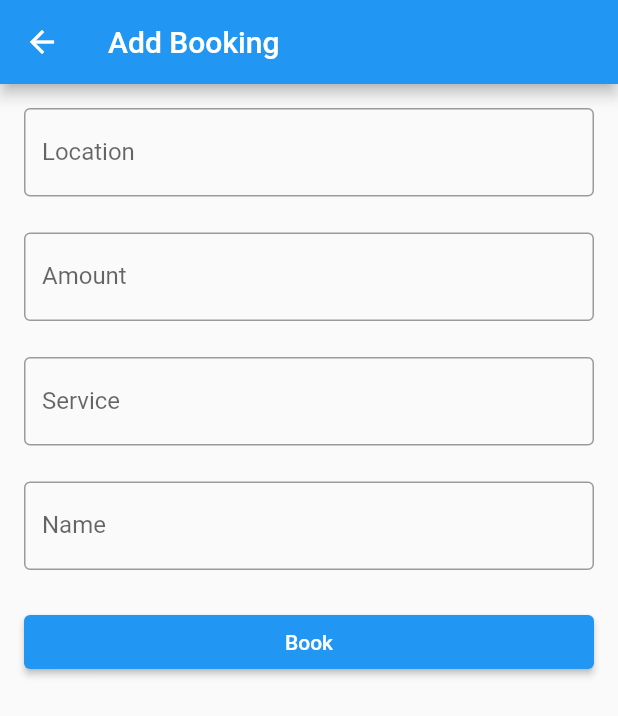
After one commit to Arthur-Ochieng/KleanKlubKleaners, a Flutter app: the TestWrite screen opened directly, on a phone screen of 412 x 824 dp. The commit adds this screen. Shown: the top 716 px of the screen. Run offline on Flutter 3.47's test engine with Material 2 defaults, Android fonts, the phone set to English and light mode, and no system bars; our stand-ins replace cloud_firestore, firebase_auth, firebase_core, flutter_map, fluttertoast, google_maps_flutter and 1 more; accounts and stored records are empty; Roboto replaces fonts that are missing (ubuntu).

Commit message:
added part of the firebase backend

```diff
--- a/lib/main.dart
+++ b/lib/main.dart
@@ -4,6 +4,9 @@ import 'package:kkservices/screens/calendar.dart';
 import 'package:kkservices/screens/fragments/maps.dart';
 import 'package:kkservices/screens/fragments/marker.dart';
 import 'package:kkservices/screens/home_page.dart';
+import 'package:kkservices/screens/login_screen.dart';
+import 'package:kkservices/tests/test1.dart';
+import 'package:kkservices/widgets/DatePicker.dart';
 import 'package:kkservices/widgets/TimePicker.dart';
 import 'package:kkservices/widgets/date_time_picker.dart';
 
@@ -28,7 +31,7 @@ class MyApp extends StatelessWidget {
         fontFamily: 'ubuntu',
       ),
       debugShowCheckedModeBanner: false,
-      home: TimePicker(),
+      home: DateTimePicker(),
     );
   }
 }
--- a/lib/screens/calendar.dart
+++ b/lib/screens/calendar.dart
@@ -57,7 +57,7 @@ class _PickerWidgetState extends State<PickerWidget> {
           child: Column(
             mainAxisAlignment: MainAxisAlignment.center,
             children: [
-              DatePicker(),
+             // DatePicker(),
               SizedBox(height: 24,),
               TimePicker(),
               SizedBox(height: 24,),
--- a/lib/screens/registration_screen.dart
+++ b/lib/screens/registration_screen.dart
@@ -310,6 +310,6 @@ class _RegistrationScreenState extends State<RegistrationScreen> {
     Fluttertoast.showToast(msg: "Account Created Succefully :) ");
 
     Navigator.pushAndRemoveUntil((context),
-        MaterialPageRoute(builder: (context) => MainPage()), (route) => false);
+        MaterialPageRoute(builder: (context) => LoginScreen()), (route) => false);
   }
 }
--- /dev/null
+++ b/lib/tests/test1.dart
@@ -0,0 +1,100 @@
+import 'package:firebase_auth/firebase_auth.dart';
+import 'package:flutter/material.dart';
+import 'package:intl/intl.dart';
+import 'package:cloud_firestore/cloud_firestore.dart';
+
+class TestWrite extends StatefulWidget {
+  const TestWrite({Key? key}) : super(key: key);
+
+  @override
+  State<TestWrite> createState() => _TestWriteState();
+}
+
+class _TestWriteState extends State<TestWrite> {
+  // FirebaseFirestore firestore = FirebaseFirestore.instance;
+  // FirebaseAuth auth = FirebaseAuth.instance;
+  // User? user = FirebaseAuth.instance.currentUser;
+
+  // CollectionReference tests = FirebaseFirestore.instance.collection('test');
+  // Future<void> addBooking(var test) {
+  //   //calls the collection to add a new booking
+  //   return test
+  //       .add(test)
+  //       .then((value) => print("User Added"))
+  //       .catchError((error) => print("Failed to add booking: $error"));
+  // }
+
+  final controllerLocation = TextEditingController();
+  final controllerAmount = TextEditingController();
+  final controllerService = TextEditingController();
+  final controllerName = TextEditingController();
+
+  @override
+  Widget build(BuildContext context) => Scaffold(
+        appBar: AppBar(
+          title: Text('Add Booking'),
+        ),
+        body: ListView(
+          padding: EdgeInsets.all(16),
+          children: <Widget>[
+            TextField(
+              controller: controllerLocation,
+              decoration: decoration('Location'),
+            ),
+            const SizedBox(
+              height: 24,
+            ),
+            TextField(
+              controller: controllerAmount,
+              decoration: decoration('Amount'),
+              keyboardType: TextInputType.number,
+            ),
+            const SizedBox(
+              height: 24,
+            ),
+            TextField(
+              controller: controllerService,
+              decoration: decoration('Service'),
+              //keyboardType: TextInputType.number,
+            ),
+            const SizedBox(
+              height: 24,
+            ),
+            TextField(
+              controller: controllerName,
+              decoration: decoration('Name'),
+              //keyboardType: TextInputType.number,
+            ),
+            const SizedBox(
+              height: 24,
+            ),
+            ElevatedButton(
+              onPressed: () {
+                ///var firebaseUser = FirebaseAuth.instance.currentUser;
+                Map<String, dynamic> data = {
+                  "field1": controllerLocation.text,
+                  "field2": controllerAmount.text,
+                  "field3": controllerService.text,
+                  "field4": controllerName.text,
+                };
+                FirebaseFirestore.instance.collection("test").add(data);
+              },
+              child: Text('Book'),
+            ),
+          ],
+        ),
+      );
+
+  InputDecoration decoration(String label) => InputDecoration(
+        labelText: label,
+        border: OutlineInputBorder(),
+      );
+
+  // Future createUser(User user) async {
+  //   final docUser = FirebaseFirestore.instance.collection('test').doc();
+  //   user.id = docUser.id;
+
+  //   final json = user.toJson();
+  //   await docUser.set(json);
+  // }
+}
--- a/lib/widgets/DatePicker.dart
+++ b/lib/widgets/DatePicker.dart
@@ -1,14 +1,18 @@
+import 'package:cloud_firestore/cloud_firestore.dart';
 import 'package:flutter/material.dart';
 import 'package:intl/intl.dart';
 import 'package:kkservices/widgets/ButtonHeaderWidget.dart';
 
 class DatePicker extends StatefulWidget {
+  final Map<String, dynamic> data;
+  const DatePicker({Key? key, required this.data}) : super(key: key);
   @override
   State<DatePicker> createState() => _DatePickerState();
 }
 
 class _DatePickerState extends State<DatePicker> {
-  DateTime ? date;
+  Map<String, dynamic> data = {};
+  DateTime? date;
 
   String getText() {
     if (date == null) {
@@ -17,6 +21,7 @@ class _DatePickerState extends State<DatePicker> {
       return DateFormat('MM/dd/yyyy').format(date!);
     }
   }
+
   @override
   Widget build(BuildContext context) => ButtonHeaderWidget(
         title: 'Date',
@@ -34,6 +39,17 @@ class _DatePickerState extends State<DatePicker> {
     );
 
     if (newDate == null) return;
-    setState(() => date = newDate);
+    setState(() {
+      date = newDate;
+      data['date'] = newDate;
+    });
+
+    ElevatedButton(
+      onPressed: () {
+        Map<String, dynamic> book = data;
+        FirebaseFirestore.instance.collection("booking").add(book);
+      },
+      child: Text('Book Now'),
+    );
   }
 }
```
Also changed, not shown: lib/screens/fragments/marker.dart (+8 -7 lines), lib/screens/fragments/services.dart (+167 -100 lines), lib/screens/home_page.dart (+6 -2 lines), lib/tests/test2.dart (added, +1 -0 lines), lib/widgets/ButtonHeaderWidget.dart (+29 -29 lines), lib/widgets/date_time_picker.dart (+35 -8 lines).
